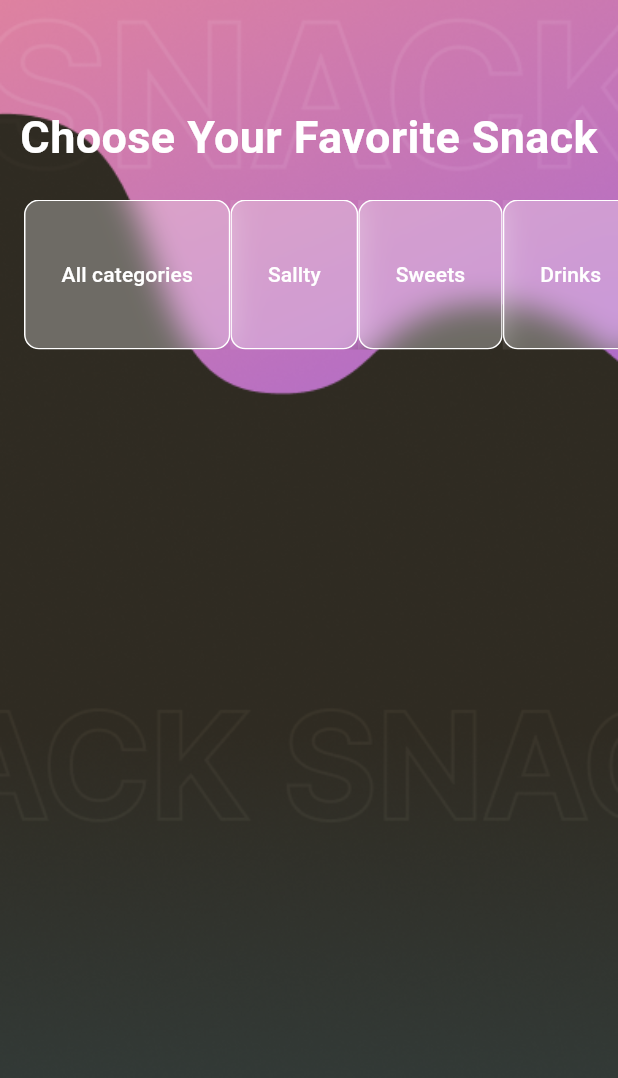
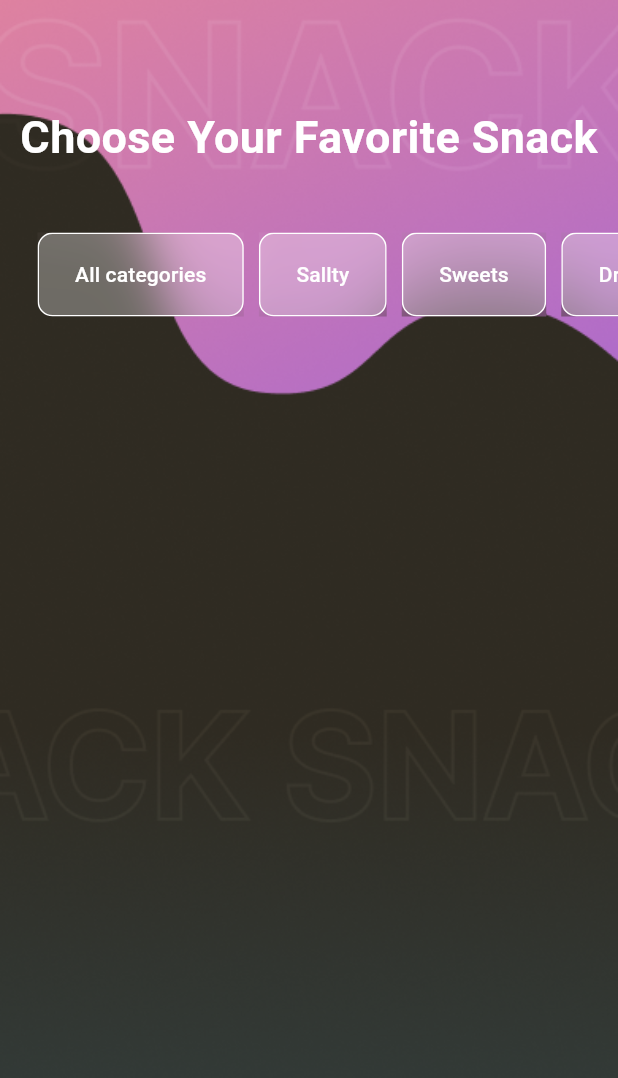
Before and after one commit to ramsabah28/jpfancy, a Flutter app: the screen it shows after launch, on a phone screen of 412 x 824 dp. Shown: the top 1078 px of the screen. Run offline on Flutter 3.47's test engine with Material 3 defaults, Android fonts, the phone set to English and light mode, and no system bars.

Commit message:
improve list design

```diff
--- a/lib/src/domain/MenuButton.dart
+++ b/lib/src/domain/MenuButton.dart
@@ -12,7 +12,7 @@
     return ClipRRect(
       borderRadius: BorderRadius.circular(0),
       child: BackdropFilter(
-        filter: ImageFilter.blur(sigmaX: 10, sigmaY: 10),
+        filter: ImageFilter.blur(sigmaX: 10, sigmaY: 40),
 
         child: Container(
           decoration: BoxDecoration(
--- a/lib/src/widgets/Home.dart
+++ b/lib/src/widgets/Home.dart
@@ -30,11 +30,14 @@
               height: 100,
               child: ListView(
                 scrollDirection: Axis.horizontal,
-                padding: const EdgeInsets.symmetric(horizontal: 16),
+                padding: const EdgeInsets.symmetric(horizontal: 25, vertical: 22),
                 children: <Widget>[
-                  MenuButton(titel: "All categories",),
+                  MenuButton(titel: "All categories"),
+                  const SizedBox(width: 10,),
                   MenuButton(titel: "Sallty",),
+                  const SizedBox(width: 10,),
                   MenuButton(titel: "Sweets",),
+                  const SizedBox(width: 10,),
                   MenuButton(titel: "Drinks",),
                 ],
               ),
```
